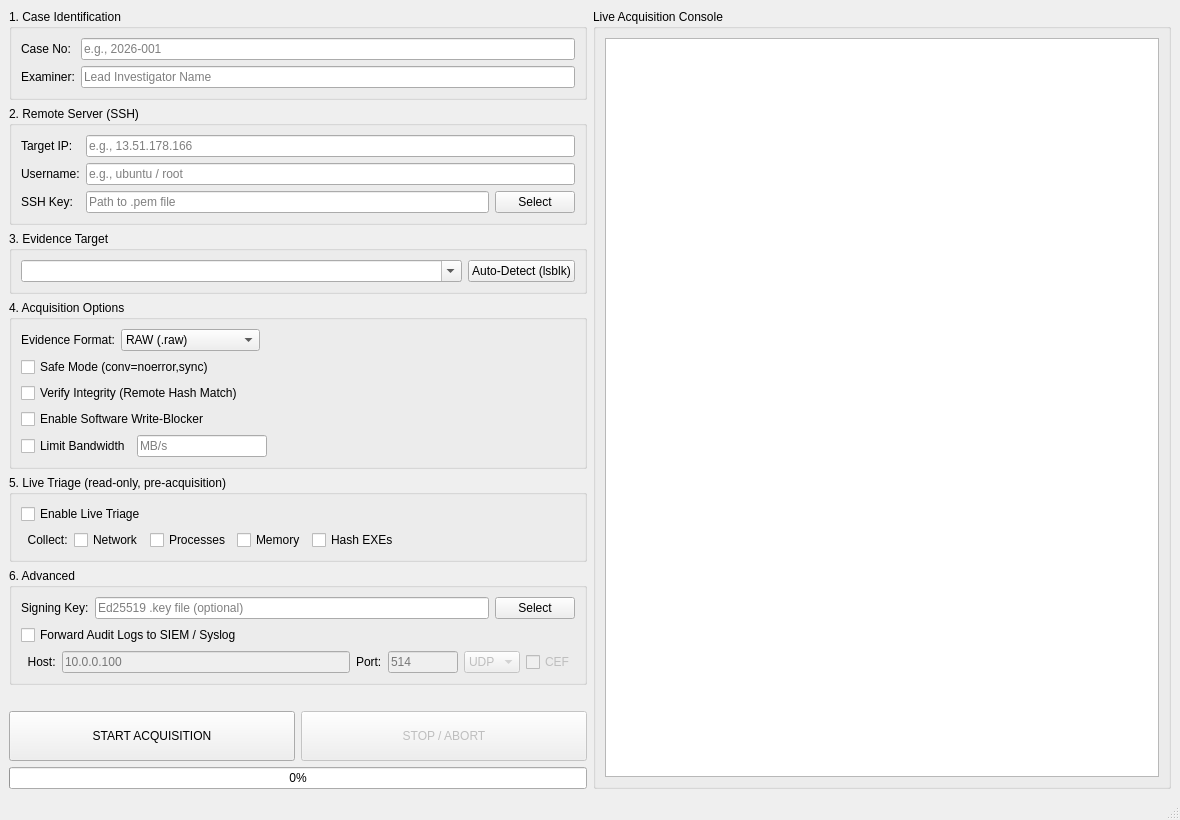
The window that fx/ui/resources/forensic_qt6.ui (Futhark1393/Remote-Forensic-Imager) describes before a commit, drawn with Qt 5.
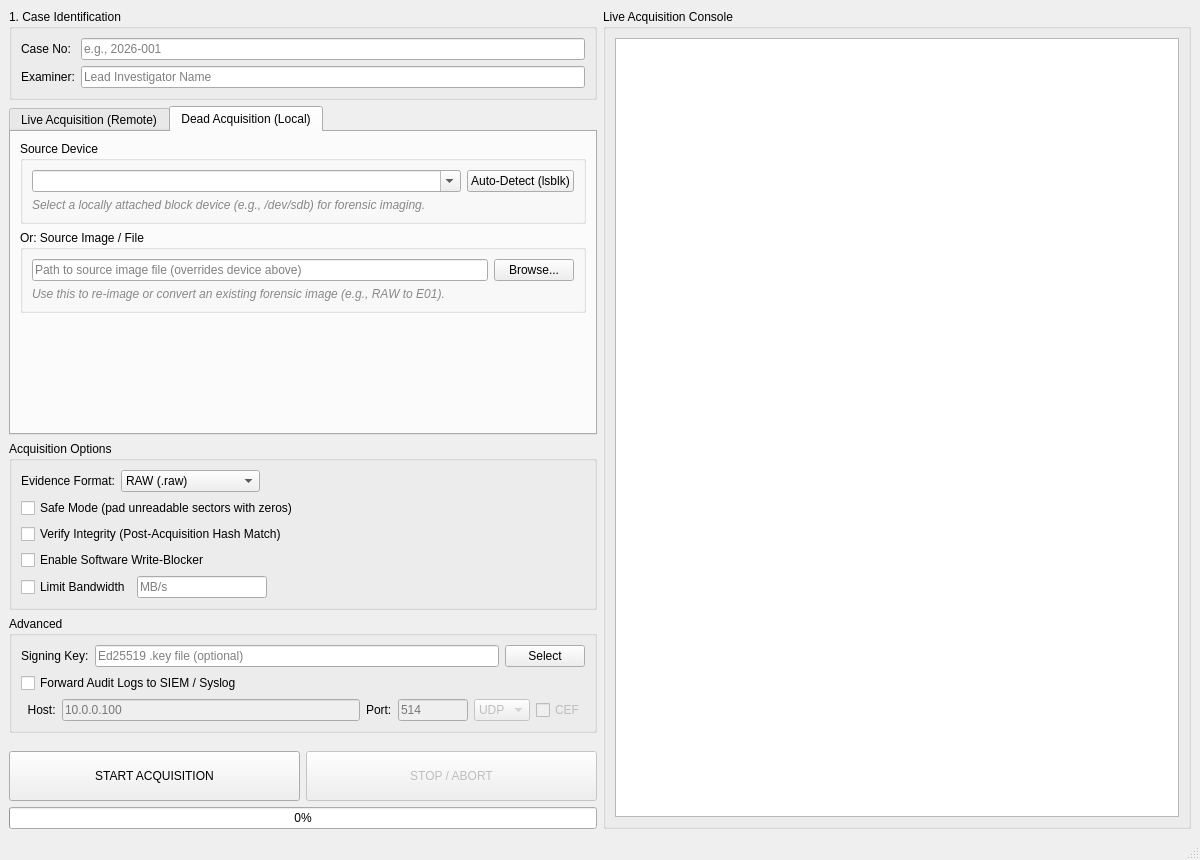
The same window after the commit. The open tabs and pages were chosen to show the change.

Commit message: feat: 2-page tabbed GUI + Dead Acquisition (local) mode

Diff of the .ui file:
```diff
--- a/fx/ui/resources/forensic_qt6.ui
+++ b/fx/ui/resources/forensic_qt6.ui
@@ -6,8 +6,8 @@
    <rect>
     <x>0</x>
     <y>0</y>
-    <width>1180</width>
-    <height>820</height>
+    <width>1200</width>
+    <height>860</height>
    </rect>
   </property>
   <property name="windowTitle">
@@ -40,10 +40,20 @@
        </widget>
       </item>
 
-      <!-- 2. Remote Server (SSH) -->
+      <!-- ══════ TAB WIDGET: Acquisition Modes ══════ -->
+      <item>
+       <widget class="QTabWidget" name="tabWidget">
+        <property name="currentIndex"><number>0</number></property>
+
+        <!-- ══ TAB 0: Live Acquisition (Remote) ══ -->
+        <widget class="QWidget" name="tab_live">
+         <attribute name="title"><string>Live Acquisition (Remote)</string></attribute>
+         <layout class="QVBoxLayout" name="vLayout_tab_live">
+
+          <!-- Remote Server (SSH) -->
       <item>
        <widget class="QGroupBox" name="groupBox_server">
-        <property name="title"><string>2. Remote Server (SSH)</string></property>
+            <property name="title"><string>Remote Server (SSH)</string></property>
         <layout class="QFormLayout" name="formLayout_server">
          <item row="0" column="0"><widget class="QLabel" name="label_3"><property name="text"><string>Target IP:</string></property></widget></item>
          <item row="0" column="1">
@@ -72,10 +82,10 @@
        </widget>
       </item>
 
-      <!-- 3. Evidence Target -->
+          <!-- Evidence Target (Remote) -->
       <item>
        <widget class="QGroupBox" name="groupBox_disk">
-        <property name="title"><string>3. Evidence Target</string></property>
+            <property name="title"><string>Evidence Target (Remote)</string></property>
         <layout class="QVBoxLayout" name="verticalLayout_disk">
          <item>
           <layout class="QHBoxLayout" name="horizontalLayout_disk">
@@ -97,10 +107,121 @@
        </widget>
       </item>
 
-      <!-- 4. Acquisition Options -->
+          <!-- Live Triage -->
+          <item>
+           <widget class="QGroupBox" name="groupBox_triage">
+            <property name="title"><string>Live Triage (read-only, pre-acquisition)</string></property>
+            <layout class="QVBoxLayout" name="verticalLayout_triage">
+             <item><widget class="QCheckBox" name="chk_triage"><property name="text"><string>Enable Live Triage</string></property></widget></item>
+             <item>
+              <layout class="QHBoxLayout" name="horizontalLayout_triage_sub">
+               <item><widget class="QLabel" name="label_triage_sub"><property name="text"><string>  Collect:</string></property></widget></item>
+               <item><widget class="QCheckBox" name="chk_triage_network"><property name="text"><string>Network</string></property></widget></item>
+               <item><widget class="QCheckBox" name="chk_triage_processes"><property name="text"><string>Processes</string></property></widget></item>
+               <item><widget class="QCheckBox" name="chk_triage_memory"><property name="text"><string>Memory</string></property></widget></item>
+               <item><widget class="QCheckBox" name="chk_triage_hash_exes"><property name="text"><string>Hash EXEs</string></property></widget></item>
+               <item>
+                <spacer name="horizontalSpacer_triage">
+                 <property name="orientation"><enum>Qt::Horizontal</enum></property>
+                 <property name="sizeHint"><size><width>40</width><height>20</height></size></property>
+                </spacer>
+               </item>
+              </layout>
+             </item>
+            </layout>
+           </widget>
+          </item>
+
+          <item>
+           <spacer name="verticalSpacer_live">
+            <property name="orientation"><enum>Qt::Vertical</enum></property>
+            <property name="sizeHint"><size><width>20</width><height>10</height></size></property>
+           </spacer>
+          </item>
+
+         </layout>
+        </widget>
+
+        <!-- ══ TAB 1: Dead Acquisition (Local) ══ -->
+        <widget class="QWidget" name="tab_dead">
+         <attribute name="title"><string>Dead Acquisition (Local)</string></attribute>
+         <layout class="QVBoxLayout" name="vLayout_tab_dead">
+
+          <!-- Source Device (Local) -->
+          <item>
+           <widget class="QGroupBox" name="groupBox_dead_disk">
+            <property name="title"><string>Source Device</string></property>
+            <layout class="QVBoxLayout" name="verticalLayout_dead_disk">
+             <item>
+              <layout class="QHBoxLayout" name="horizontalLayout_dead_disk">
+               <item>
+                <widget class="QComboBox" name="cmb_dead_disk">
+                 <property name="sizePolicy">
+                  <sizepolicy hsizetype="Expanding" vsizetype="Fixed">
+                   <horstretch>0</horstretch>
+                   <verstretch>0</verstretch>
+                  </sizepolicy>
+                 </property>
+                 <property name="editable"><bool>true</bool></property>
+                </widget>
+               </item>
+               <item><widget class="QPushButton" name="btn_dead_discover"><property name="text"><string>Auto-Detect (lsblk)</string></property></widget></item>
+              </layout>
+             </item>
+             <item>
+              <widget class="QLabel" name="lbl_dead_info">
+               <property name="text"><string>Select a locally attached block device (e.g., /dev/sdb) for forensic imaging.</string></property>
+               <property name="wordWrap"><bool>true</bool></property>
+               <property name="styleSheet"><string>color: #888; font-style: italic;</string></property>
+              </widget>
+             </item>
+            </layout>
+           </widget>
+          </item>
+
+          <!-- Or: Source Image File -->
+          <item>
+           <widget class="QGroupBox" name="groupBox_dead_image">
+            <property name="title"><string>Or: Source Image / File</string></property>
+            <layout class="QVBoxLayout" name="verticalLayout_dead_image">
+             <item>
+              <layout class="QHBoxLayout" name="horizontalLayout_dead_image">
+               <item>
+                <widget class="QLineEdit" name="txt_dead_image">
+                 <property name="placeholderText"><string>Path to source image file (overrides device above)</string></property>
+                </widget>
+               </item>
+               <item><widget class="QPushButton" name="btn_dead_image"><property name="text"><string>Browse...</string></property></widget></item>
+              </layout>
+             </item>
+             <item>
+              <widget class="QLabel" name="lbl_dead_image_info">
+               <property name="text"><string>Use this to re-image or convert an existing forensic image (e.g., RAW to E01).</string></property>
+               <property name="wordWrap"><bool>true</bool></property>
+               <property name="styleSheet"><string>color: #888; font-style: italic;</string></property>
+              </widget>
+             </item>
+            </layout>
+           </widget>
+          </item>
+
+          <item>
+           <spacer name="verticalSpacer_dead">
+            <property name="orientation"><enum>Qt::Vertical</enum></property>
+            <property name="sizeHint"><size><width>20</width><height>10</height></size></property>
+           </spacer>
+          </item>
+
+         </layout>
+        </widget>
+
+       </widget>
+      </item>
+
+      <!-- ══════ SHARED: Acquisition Options ══════ -->
       <item>
        <widget class="QGroupBox" name="groupBox_options">
-        <property name="title"><string>4. Acquisition Options</string></property>
+        <property name="title"><string>Acquisition Options</string></property>
         <layout class="QVBoxLayout" name="verticalLayout_options">
 
          <!-- Format -->
@@ -124,8 +245,8 @@
           </layout>
          </item>
 
-         <item><widget class="QCheckBox" name="chk_safety"><property name="text"><string>Safe Mode (conv=noerror,sync)</string></property></widget></item>
-         <item><widget class="QCheckBox" name="chk_verify"><property name="text"><string>Verify Integrity (Remote Hash Match)</string></property><property name="toolTip"><string>Post-acquisition source hashing may mismatch on live disks; use snapshots/unmounted targets.</string></property></widget></item>
+         <item><widget class="QCheckBox" name="chk_safety"><property name="text"><string>Safe Mode (pad unreadable sectors with zeros)</string></property></widget></item>
+         <item><widget class="QCheckBox" name="chk_verify"><property name="text"><string>Verify Integrity (Post-Acquisition Hash Match)</string></property><property name="toolTip"><string>Re-read source and compare SHA-256 against on-the-fly stream hash.</string></property></widget></item>
          <item><widget class="QCheckBox" name="chk_writeblock"><property name="text"><string>Enable Software Write-Blocker</string></property></widget></item>
 
          <!-- Throttle -->
@@ -152,39 +273,10 @@
        </widget>
       </item>
 
-      <!-- 5. Live Triage -->
-      <item>
-       <widget class="QGroupBox" name="groupBox_triage">
-        <property name="title"><string>5. Live Triage (read-only, pre-acquisition)</string></property>
-        <layout class="QVBoxLayout" name="verticalLayout_triage">
-
-         <item><widget class="QCheckBox" name="chk_triage"><property name="text"><string>Enable Live Triage</string></property></widget></item>
-
-         <!-- Sub-options (enabled only when chk_triage checked) -->
-         <item>
-          <layout class="QHBoxLayout" name="horizontalLayout_triage_sub">
-           <item><widget class="QLabel" name="label_triage_sub"><property name="text"><string>  Collect:</string></property></widget></item>
-           <item><widget class="QCheckBox" name="chk_triage_network"><property name="text"><string>Network</string></property></widget></item>
-           <item><widget class="QCheckBox" name="chk_triage_processes"><property name="text"><string>Processes</string></property></widget></item>
-           <item><widget class="QCheckBox" name="chk_triage_memory"><property name="text"><string>Memory</string></property></widget></item>
-           <item><widget class="QCheckBox" name="chk_triage_hash_exes"><property name="text"><string>Hash EXEs</string></property></widget></item>
-           <item>
-            <spacer name="horizontalSpacer_triage">
-             <property name="orientation"><enum>Qt::Horizontal</enum></property>
-             <property name="sizeHint"><size><width>40</width><height>20</height></size></property>
-            </spacer>
-           </item>
-          </layout>
-         </item>
-
-        </layout>
-       </widget>
-      </item>
-
-      <!-- 6. Advanced (Signing + SIEM) -->
+      <!-- ══════ SHARED: Advanced ══════ -->
       <item>
        <widget class="QGroupBox" name="groupBox_advanced">
-        <property name="title"><string>6. Advanced</string></property>
+        <property name="title"><string>Advanced</string></property>
         <layout class="QVBoxLayout" name="verticalLayout_advanced">
 
          <!-- Signing Key -->
```
Left out of the diff: 7 changed lines with no effect on the pictures. Lines whose indentation alone changed are shown as unchanged. The commit also changes 5 other files.
